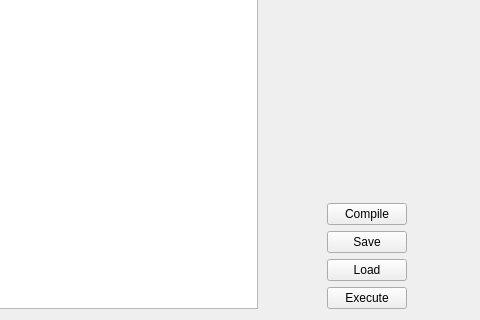
Above: TuringMachineGUI/TMMainWindow.ui from saleph/turing_machine before the change; both pictures show x 118 to 598 and y 168 to 488 of the 598 by 488 pixel window. Below: the same form after it.
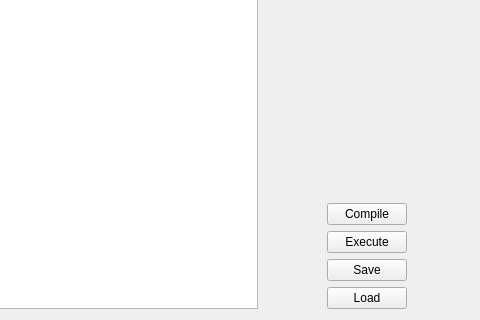
That is the form after the change. Custom widgets are drawn as their Qt base class.

Patch:
```diff
--- a/TuringMachineGUI/TMMainWindow.ui
+++ b/TuringMachineGUI/TMMainWindow.ui
@@ -1193,21 +1193,14 @@
           <property name="sizeConstraint">
            <enum>QLayout::SetDefaultConstraint</enum>
           </property>
-          <item row="5" column="1">
-           <widget class="QPushButton" name="pushButton_2">
-            <property name="text">
-             <string>Execute</string>
-            </property>
-           </widget>
-          </item>
-          <item row="3" column="1">
+          <item row="4" column="1">
            <widget class="QPushButton" name="pushButton_3">
             <property name="text">
              <string>Load</string>
             </property>
            </widget>
           </item>
-          <item row="1" column="1">
+          <item row="2" column="1">
            <widget class="QPushButton" name="pushButton_4">
             <property name="text">
              <string>Save</string>
@@ -1221,7 +1214,7 @@
             </property>
            </widget>
           </item>
-          <item row="3" column="2">
+          <item row="4" column="2">
            <spacer name="horizontalSpacer">
             <property name="orientation">
              <enum>Qt::Horizontal</enum>
@@ -1234,7 +1227,7 @@
             </property>
            </spacer>
           </item>
-          <item row="3" column="0">
+          <item row="4" column="0">
            <spacer name="horizontalSpacer_2">
             <property name="orientation">
              <enum>Qt::Horizontal</enum>
@@ -1247,6 +1240,13 @@
             </property>
            </spacer>
           </item>
+          <item row="1" column="1">
+           <widget class="QPushButton" name="pushButton_2">
+            <property name="text">
+             <string>Execute</string>
+            </property>
+           </widget>
+          </item>
          </layout>
         </item>
        </layout>
```
Left out of the diff: 2 changed lines with no effect on the pictures.
